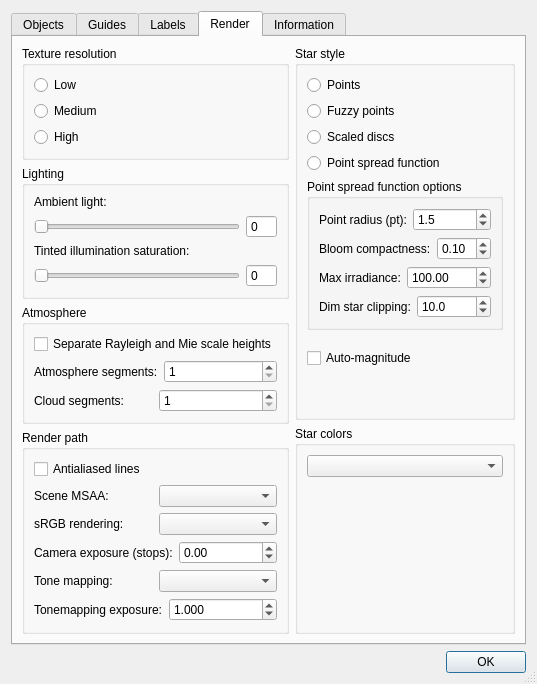
This is src/celestia/qt/preferences.ui in celestiamobile/Celestia as Qt 5 draws it before an edit. The edited form follows.
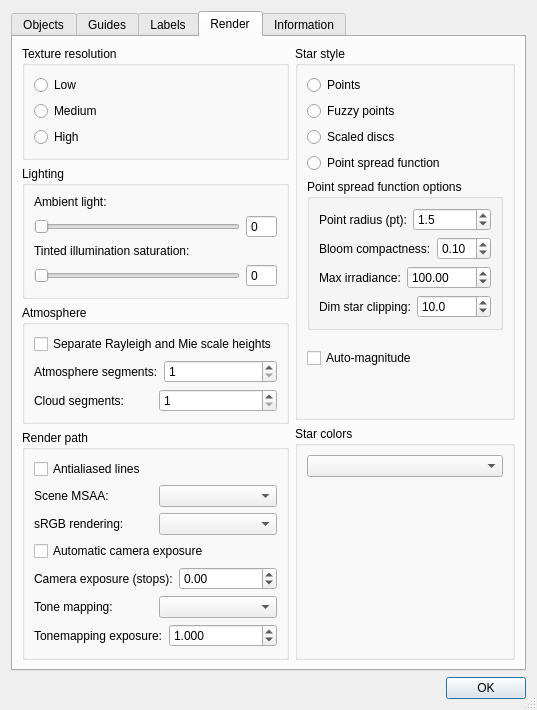
This is the edited form. The open tabs and pages were chosen to show the change.

Commit message: Meter automatic camera exposure from physical scene light

Diff of the .ui file:
```diff
--- a/src/celestia/qt/preferences.ui
+++ b/src/celestia/qt/preferences.ui
@@ -1097,6 +1097,16 @@
               </item>
              </layout>
             </item>
+            <item>
+             <widget class="QCheckBox" name="autoCameraExposureCheckBox">
+              <property name="text">
+               <string>Automatic camera exposure</string>
+              </property>
+              <property name="toolTip">
+               <string>Adjust camera exposure from scene light, including atmospheric sky, independently of decorative star glow, bloom, tone mapping and annotations. Dark adaptation is limited to 32 times unit exposure. Requires sRGB rendering. Turning this off restores manual exposure; exposure shortcuts switch to manual control.</string>
+              </property>
+             </widget>
+            </item>
             <item>
              <layout class="QHBoxLayout" name="horizontalLayout_cameraExposure">
               <item>
```
The commit also changes 44 other files.
